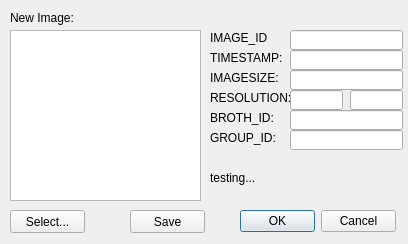
Above: StreptoDB/UploadDialog.ui from alexjanssen/StreptoDB before the change. Below: the same form after it.
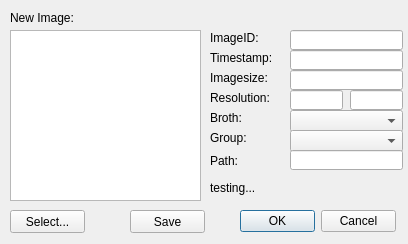
That is the form after the change.

Diff of the .ui file:
```diff
--- a/StreptoDB/UploadDialog.ui
+++ b/StreptoDB/UploadDialog.ui
@@ -75,7 +75,7 @@
     </rect>
    </property>
    <property name="text">
-    <string>IMAGE_ID</string>
+    <string>ImageID:</string>
    </property>
   </widget>
   <widget class="QLineEdit" name="lineEdit_image_id">
@@ -98,7 +98,7 @@
     </rect>
    </property>
    <property name="text">
-    <string>TIMESTAMP:</string>
+    <string>Timestamp:</string>
    </property>
   </widget>
   <widget class="QLineEdit" name="lineEdit_timestamp">
@@ -121,7 +121,7 @@
     </rect>
    </property>
    <property name="text">
-    <string>IMAGESIZE:</string>
+    <string>Imagesize:</string>
    </property>
   </widget>
   <widget class="QLineEdit" name="lineEdit_imagesize">
@@ -144,7 +144,7 @@
     </rect>
    </property>
    <property name="text">
-    <string>RESOLUTION:</string>
+    <string>Resolution:</string>
    </property>
   </widget>
   <widget class="QLineEdit" name="lineEdit_resolution_x">
@@ -167,17 +167,7 @@
     </rect>
    </property>
    <property name="text">
-    <string>BROTH_ID:</string>
-   </property>
-  </widget>
-  <widget class="QLineEdit" name="lineEdit_broth_id">
-   <property name="geometry">
-    <rect>
-     <x>290</x>
-     <y>110</y>
-     <width>113</width>
-     <height>20</height>
-    </rect>
+    <string>Broth:</string>
    </property>
   </widget>
   <widget class="QLabel" name="label_7">
@@ -190,24 +180,14 @@
     </rect>
    </property>
    <property name="text">
-    <string>GROUP_ID:</string>
-   </property>
-  </widget>
-  <widget class="QLineEdit" name="lineEdit_group_id">
-   <property name="geometry">
-    <rect>
-     <x>290</x>
-     <y>130</y>
-     <width>113</width>
-     <height>20</height>
-    </rect>
+    <string>Group:</string>
    </property>
   </widget>
   <widget class="QLabel" name="label_test">
    <property name="geometry">
     <rect>
      <x>210</x>
-     <y>170</y>
+     <y>180</y>
      <width>191</width>
      <height>16</height>
     </rect>
@@ -239,6 +219,49 @@
     </rect>
    </property>
   </widget>
+  <widget class="QComboBox" name="comboBox_broth">
+   <property name="geometry">
+    <rect>
+     <x>290</x>
+     <y>110</y>
+     <width>113</width>
+     <height>22</height>
+    </rect>
+   </property>
+  </widget>
+  <widget class="QComboBox" name="comboBox_group">
+   <property name="geometry">
+    <rect>
+     <x>290</x>
+     <y>130</y>
+     <width>113</width>
+     <height>22</height>
+    </rect>
+   </property>
+  </widget>
+  <widget class="QLabel" name="label_13">
+   <property name="geometry">
+    <rect>
+     <x>210</x>
+     <y>150</y>
+     <width>71</width>
+     <height>21</height>
+    </rect>
+   </property>
+   <property name="text">
+    <string>Path:</string>
+   </property>
+  </widget>
+  <widget class="QLineEdit" name="line_path">
+   <property name="geometry">
+    <rect>
+     <x>290</x>
+     <y>150</y>
+     <width>113</width>
+     <height>20</height>
+    </rect>
+   </property>
+  </widget>
  </widget>
  <resources/>
  <connections>
```
